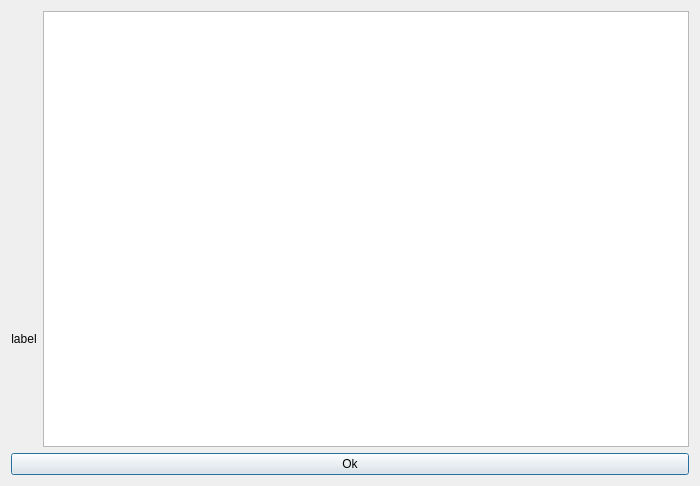
Above: dialogabout.ui from GiPiLab/ProtonClassicSuite before the change. Below: the same form after it.
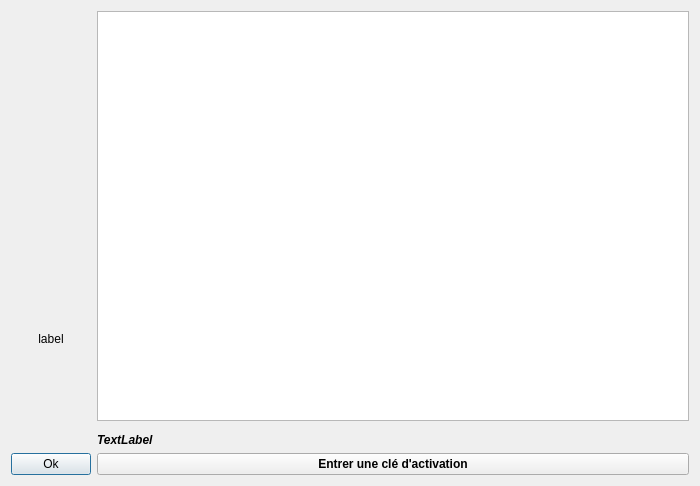
That is the form after the change. Icons and pictures are not drawn.

Commit message: Implements licence checking validation

The edit to the form file:
```diff
--- a/dialogabout.ui
+++ b/dialogabout.ui
@@ -20,7 +20,7 @@
    <bool>true</bool>
   </property>
   <layout class="QGridLayout" name="gridLayout">
-   <item row="0" column="0">
+   <item row="0" column="0" rowspan="3">
     <layout class="QVBoxLayout" name="verticalLayout">
      <item>
       <widget class="QLabel" name="labelImage">
@@ -56,6 +56,41 @@
      </item>
     </layout>
    </item>
+   <item row="3" column="0">
+    <widget class="QPushButton" name="pushButton">
+     <property name="text">
+      <string>Ok</string>
+     </property>
+    </widget>
+   </item>
+   <item row="3" column="1">
+    <widget class="QPushButton" name="pushButtonActivateKey">
+     <property name="font">
+      <font>
+       <weight>75</weight>
+       <bold>true</bold>
+      </font>
+     </property>
+     <property name="text">
+      <string>Entrer une clé d'activation</string>
+     </property>
+    </widget>
+   </item>
+   <item row="2" column="1">
+    <widget class="QLabel" name="labelLicenceMode">
+     <property name="font">
+      <font>
+       <weight>75</weight>
+       <italic>true</italic>
+       <bold>true</bold>
+       <underline>false</underline>
+      </font>
+     </property>
+     <property name="text">
+      <string>TextLabel</string>
+     </property>
+    </widget>
+   </item>
    <item row="0" column="1">
     <widget class="QPlainTextEdit" name="plainTextEdit">
      <property name="undoRedoEnabled">
@@ -66,13 +101,6 @@
      </property>
     </widget>
    </item>
-   <item row="1" column="0" colspan="2">
-    <widget class="QPushButton" name="pushButton">
-     <property name="text">
-      <string>Ok</string>
-     </property>
-    </widget>
-   </item>
   </layout>
  </widget>
  <resources>
```
The commit also changes 9 other files.
